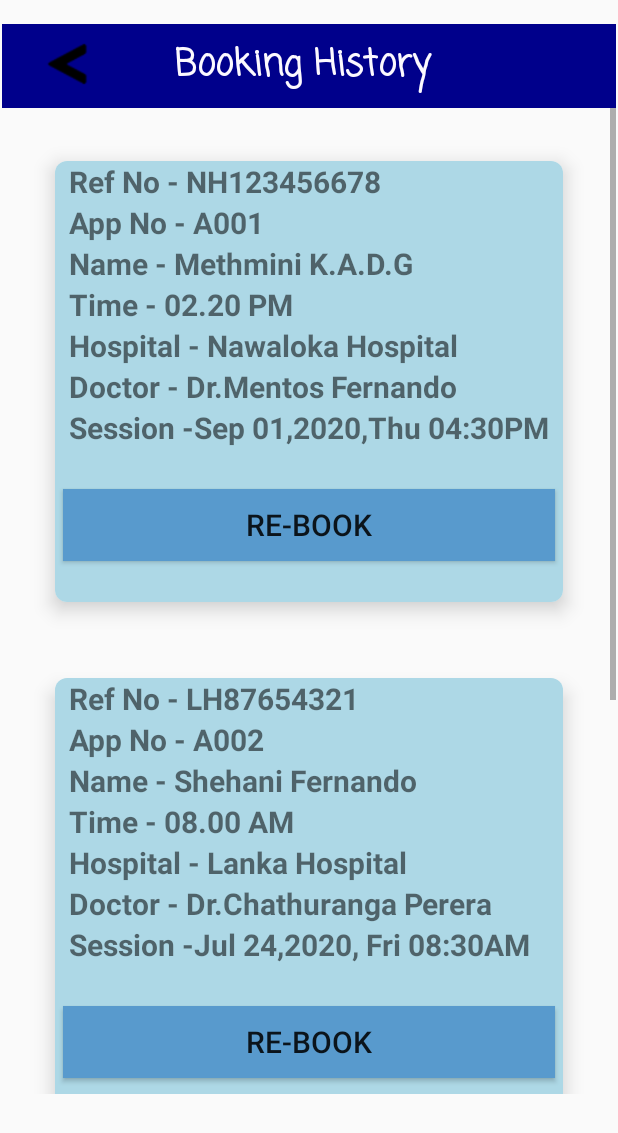
After one commit to shehai/Doc990, an Android app: the BookingHistory screen opened directly, with no data from a screen before it, on a phone screen of 412 x 824 dp. The commit adds this screen. Shown: the top 1133 px of the screen. Run offline under Robolectric (Android 15) with nearby library versions, the phone set to English and light mode, and no system bars; Roboto replaces fonts that are not available here.

Commit message:
Create Booking History page

```diff
--- a/app/src/main/AndroidManifest.xml
+++ b/app/src/main/AndroidManifest.xml
@@ -9,7 +9,8 @@
         android:roundIcon="@mipmap/ic_launcher_round"
         android:supportsRtl="true"
         android:theme="@style/AppTheme">
-        <activity android:name=".MyBookings"></activity>
+        <activity android:name=".BookingHistory"></activity>
+        <activity android:name=".MyBookings" />
         <activity android:name=".home" />
         <activity android:name=".Login" />
         <activity android:name=".MainActivity">
--- /dev/null
+++ b/app/src/main/java/com/example/doc990/BookingHistory.java
@@ -0,0 +1,18 @@
+package com.example.doc990;
+
+import androidx.appcompat.app.AppCompatActivity;
+
+import android.os.Bundle;
+import android.view.WindowManager;
+
+public class BookingHistory extends AppCompatActivity {
+
+    @Override
+    protected void onCreate(Bundle savedInstanceState) {
+        super.onCreate(savedInstanceState);
+        getSupportActionBar().hide(); // hide the title bar
+        this.getWindow().setFlags(WindowManager.LayoutParams.FLAG_FULLSCREEN,
+                WindowManager.LayoutParams.FLAG_FULLSCREEN);
+        setContentView(R.layout.activity_booking_history);
+    }
+}
--- /dev/null
+++ b/app/src/main/res/layout/activity_booking_history.xml
@@ -0,0 +1,406 @@
+<?xml version="1.0" encoding="utf-8"?>
+<RelativeLayout xmlns:android="http://schemas.android.com/apk/res/android"
+    xmlns:app="http://schemas.android.com/apk/res-auto"
+    xmlns:tools="http://schemas.android.com/tools"
+    android:layout_width="match_parent"
+    android:layout_height="match_parent"
+    tools:context=".BookingHistory">
+
+    <androidx.constraintlayout.widget.ConstraintLayout
+        android:layout_width="match_parent"
+        android:layout_height="match_parent">
+
+        <androidx.appcompat.widget.Toolbar
+            android:id="@+id/toolbar"
+            android:layout_width="409dp"
+            android:layout_height="wrap_content"
+            android:layout_marginTop="16dp"
+            android:background="	#00008B"
+            android:minHeight="?attr/actionBarSize"
+            android:theme="?attr/actionBarTheme"
+            app:layout_constraintEnd_toEndOf="parent"
+            app:layout_constraintStart_toStartOf="parent"
+            app:layout_constraintTop_toTopOf="parent" />
+
+        <TextView
+            android:id="@+id/textView2"
+            android:layout_width="190dp"
+            android:layout_height="39dp"
+            android:fontFamily="casual"
+            android:text="Booking History"
+            android:textColor="@color/white"
+            android:textSize="24sp"
+            android:textStyle="bold"
+            app:layout_constraintBottom_toBottomOf="@+id/toolbar"
+            app:layout_constraintEnd_toEndOf="parent"
+            app:layout_constraintHorizontal_bias="0.288"
+            app:layout_constraintStart_toEndOf="@+id/textView3"
+            app:layout_constraintTop_toTopOf="@+id/toolbar" />
+
+        <TextView
+            android:id="@+id/textView3"
+            android:layout_width="58dp"
+            android:layout_height="53dp"
+            android:background="@drawable/iconfinderarrowbackbackwardsrepeatprevious1868955"
+            app:layout_constraintBottom_toBottomOf="@+id/toolbar"
+            app:layout_constraintEnd_toEndOf="parent"
+            app:layout_constraintHorizontal_bias="0.042"
+            app:layout_constraintStart_toStartOf="@+id/toolbar"
+            app:layout_constraintTop_toTopOf="@+id/toolbar"
+            app:layout_constraintVertical_bias="0.0" />
+
+        <ScrollView
+            android:layout_width="409dp"
+            android:layout_height="657dp"
+            app:layout_constraintEnd_toEndOf="parent"
+            app:layout_constraintStart_toStartOf="parent"
+            app:layout_constraintTop_toBottomOf="@+id/toolbar">
+
+            <GridLayout
+                android:layout_width="match_parent"
+                android:layout_height="match_parent"
+                android:layout_margin="10dp"
+                android:alignmentMode="alignMargins"
+                android:columnCount="1"
+                android:rowCount="8">
+
+                <androidx.cardview.widget.CardView
+                    android:layout_width="wrap_content"
+                    android:layout_height="wrap_content"
+                    android:layout_column="0"
+                    android:layout_columnWeight="1"
+                    android:layout_gravity="fill"
+                    android:layout_margin="25dp"
+                    android:layout_row="0"
+                    android:layout_rowWeight="1"
+                    app:cardCornerRadius="8dp"
+                    app:cardElevation="8dp">
+
+                    <LinearLayout
+                        android:layout_width="wrap_content"
+                        android:layout_height="wrap_content"
+                        android:layout_gravity="center_vertical|center_horizontal"
+                        android:gravity="center"
+                        android:orientation="vertical"
+                        android:background="#ADD8E6">
+
+                        <TextView
+                            android:layout_width="340dp"
+                            android:layout_height="wrap_content"
+                            android:layout_gravity="left"
+                            android:text="  Ref No - NH123456678"
+                            android:textSize="20dp"
+                            android:textStyle="bold" />
+
+                        <TextView
+                            android:layout_width="340dp"
+                            android:layout_height="wrap_content"
+                            android:layout_gravity="left"
+                            android:text="  App No - A001"
+                            android:textSize="20dp"
+                            android:textStyle="bold" />
+
+                        <TextView
+                            android:layout_width="340dp"
+                            android:layout_height="wrap_content"
+                            android:layout_gravity="left"
+                            android:text="  Name - Methmini K.A.D.G"
+                            android:textSize="20dp"
+                            android:textStyle="bold" />
+
+                        <TextView
+                            android:layout_width="340dp"
+                            android:layout_height="wrap_content"
+                            android:layout_gravity="left"
+                            android:text="  Time - 02.20 PM"
+                            android:textSize="20dp"
+                            android:textStyle="bold" />
+
+                        <TextView
+                            android:layout_width="340dp"
+                            android:layout_height="wrap_content"
+                            android:layout_gravity="left"
+                            android:text="  Hospital - Nawaloka Hospital"
+                            android:textSize="20dp"
+                            android:textStyle="bold" />
+
+                        <TextView
+                            android:layout_width="340dp"
+                            android:layout_height="wrap_content"
+                            android:layout_gravity="left"
+                            android:text="  Doctor - Dr.Mentos Fernando"
+                            android:textSize="20dp"
+                            android:textStyle="bold" />
+
+                        <TextView
+                            android:layout_width="340dp"
+                            android:layout_height="wrap_content"
+                            android:layout_gravity="left"
+                            android:text="  Session -Sep 01,2020,Thu 04:30PM"
+                            android:textSize="20dp"
+                            android:textStyle="bold" />
+                        <TextView
+                            android:layout_width="340dp"
+                            android:layout_height="wrap_content"
+                            android:layout_gravity="left"
+                            android:text=""
+                            android:textSize="20dp"
+                            android:textStyle="bold" />
+
+                        <Button
+                            android:layout_width="328dp"
+                            android:layout_height="wrap_content"
+                            android:layout_gravity="center"
+                            android:background="@color/darkBlue"
+                            android:text="Re-book"
+                            android:textSize="20dp"
+                            android:textStyle="normal" />
+
+                        <TextView
+                            android:layout_width="340dp"
+                            android:layout_height="wrap_content"
+                            android:layout_gravity="left"
+                            android:text=""
+                            android:textSize="20dp"
+                            android:textStyle="bold" />
+
+                    </LinearLayout>
+                </androidx.cardview.widget.CardView>
+
+                <androidx.cardview.widget.CardView
+                    android:layout_width="wrap_content"
+                    android:layout_height="wrap_content"
+                    android:layout_column="0"
+                    android:layout_columnWeight="1"
+                    android:layout_gravity="fill"
+                    android:layout_margin="25dp"
+                    android:layout_row="1"
+                    android:layout_rowWeight="1"
+                    app:cardCornerRadius="8dp"
+                    app:cardElevation="8dp">
+
+                    <LinearLayout
+                        android:layout_width="wrap_content"
+                        android:layout_height="wrap_content"
+                        android:layout_gravity="center_vertical|center_horizontal"
+                        android:gravity="center"
+                        android:orientation="vertical"
+                        android:background="#ADD8E6">
+
+                        <TextView
+                            android:layout_width="340dp"
+                            android:layout_height="wrap_content"
+                            android:layout_gravity="left"
+                            android:text="  Ref No - LH87654321"
+                            android:textSize="20dp"
+                            android:textStyle="bold" />
+
+                        <TextView
+                            android:layout_width="340dp"
+                            android:layout_height="wrap_content"
+                            android:layout_gravity="left"
+                            android:text="  App No - A002"
+                            android:textSize="20dp"
+                            android:textStyle="bold" />
+
+                        <TextView
+                            android:layout_width="340dp"
+                            android:layout_height="wrap_content"
+                            android:layout_gravity="left"
+                            android:text="  Name - Shehani Fernando"
+                            android:textSize="20dp"
+                            android:textStyle="bold" />
+
+                        <TextView
+                            android:layout_width="340dp"
+                            android:layout_height="wrap_content"
+                            android:layout_gravity="left"
+                            android:text="  Time - 08.00 AM"
+                            android:textSize="20dp"
+                            android:textStyle="bold" />
+
+                        <TextView
+                            android:layout_width="340dp"
+                            android:layout_height="wrap_content"
+                            android:layout_gravity="left"
+                            android:text="  Hospital - Lanka Hospital"
+                            android:textSize="20dp"
+                            android:textStyle="bold" />
+
+                        <TextView
+                            android:layout_width="340dp"
+                            android:layout_height="wrap_content"
+                            android:layout_gravity="left"
+                            android:text="  Doctor - Dr.Chathuranga Perera"
+                            android:textSize="20dp"
+                            android:textStyle="bold" />
+
+                        <TextView
+                            android:layout_width="340dp"
+                            android:layout_height="wrap_content"
+                            android:layout_gravity="left"
+                            android:text="  Session -Jul 24,2020, Fri 08:30AM"
+                            android:textSize="20dp"
+                            android:textStyle="bold" />
+
+                        <TextView
+                            android:layout_width="340dp"
+                            android:layout_height="wrap_content"
+                            android:layout_gravity="left"
+                            android:text=""
+                            android:textSize="20dp"
+                            android:textStyle="bold" />
+
+                        <Button
+                            android:layout_width="328dp"
+                            android:layout_height="wrap_content"
+                            android:layout_gravity="center"
+                            android:background="@color/darkBlue"
+                            android:text="Re-book"
+                            android:textSize="20dp"
+                            android:textStyle="normal" />
+
+                        <TextView
+                            android:layout_width="340dp"
+                            android:layout_height="wrap_content"
+                            android:layout_gravity="left"
+                            android:text=""
+                            android:textSize="20dp"
+                            android:textStyle="bold" />
+
+                    </LinearLayout>
+                </androidx.cardview.widget.CardView>
+
+                <androidx.cardview.widget.CardView
+                    android:layout_width="wrap_content"
+                    android:layout_height="wrap_content"
+                    android:layout_column="0"
+                    android:layout_columnWeight="1"
+                    android:layout_gravity="fill"
+                    android:layout_margin="25dp"
+                    android:layout_row="2"
+                    android:layout_rowWeight="1"
+                    app:cardCornerRadius="8dp"
+                    app:cardElevation="8dp">
+
+                    <LinearLayout
+                        android:layout_width="wrap_content"
+                        android:layout_height="wrap_content"
+                        android:layout_gravity="center_vertical|center_horizontal"
+                        android:gravity="center"
+                        android:orientation="vertical"
+                        android:background="#ADD8E6">
+
+                        <TextView
+                            android:layout_width="340dp"
+                            android:layout_height="wrap_content"
+                            android:layout_gravity="left"
+                            android:text="  Ref No - BH10120320"
+                            android:textSize="20dp"
+                            android:textStyle="bold" />
+
+                        <TextView
+                            android:layout_width="340dp"
+                            android:layout_height="wrap_content"
+                            android:layout_gravity="left"
+                            android:text="  App No - A003"
+                            android:textSize="20dp"
+                            android:textStyle="bold" />
+
+                        <TextView
+                            android:layout_width="340dp"
+                            android:layout_height="wrap_content"
+                            android:layout_gravity="left"
+                            android:text="  Name - Kushan Perera"
+                            android:textSize="20dp"
+                            android:textStyle="bold" />
+
+                        <TextView
+                            android:layout_width="340dp"
+                            android:layout_height="wrap_content"
+                            android:layout_gravity="left"
+                            android:text="  Time - 05.00 PM"
+                            android:textSize="20dp"
+                            android:textStyle="bold" />
+
+                        <TextView
+                            android:layout_width="340dp"
+                            android:layout_height="wrap_content"
+                            android:layout_gravity="left"
+                            android:text="  Hospital - Browns Hospital"
+                            android:textSize="20dp"
+                            android:textStyle="bold" />
+
+                        <TextView
+                            android:layout_width="340dp"
+                            android:layout_height="wrap_content"
+                            android:layout_gravity="left"
+                            android:text="  Doctor - Dr.Shehan Mendis"
+                            android:textSize="20dp"
+                            android:textStyle="bold" />
+
+                        <TextView
+                            android:layout_width="340dp"
+                            android:layout_height="wrap_content"
+                            android:layout_gravity="left"
+                            android:text="  Session -Jul 9,2020, Thu 05:30PM "
+                            android:textSize="20dp"
+                            android:textStyle="bold" />
+
+                        <TextView
+                            android:layout_width="340dp"
+                            android:layout_height="wrap_content"
+                            android:layout_gravity="left"
+                            android:text=""
+                            android:textSize="20dp"
+                            android:textStyle="bold" />
+
+                        <Button
+                            android:layout_width="328dp"
+                            android:layout_height="wrap_content"
+                            android:layout_gravity="center"
+                            android:background="@color/darkBlue"
+                            android:text="Re-book"
+                            android:textSize="20dp"
+                            android:textStyle="normal" />
+
+                        <TextView
+                            android:layout_width="340dp"
+                            android:layout_height="wrap_content"
+                            android:layout_gravity="left"
+                            android:text=""
+                            android:textSize="20dp"
+                            android:textStyle="bold" />
+
+                    </LinearLayout>
+                </androidx.cardview.widget.CardView>
+
+                <androidx.cardview.widget.CardView
+                    android:layout_width="wrap_content"
+                    android:layout_height="wrap_content"
+                    android:layout_column="0"
+                    android:layout_columnWeight="1"
+                    android:layout_gravity="fill"
+                    android:layout_margin="25dp"
+                    android:layout_row="3"
+                    android:layout_rowWeight="1"
+                    app:cardCornerRadius="8dp"
+                    app:cardElevation="8dp">
+
+                    <LinearLayout
+                        android:layout_width="wrap_content"
+                        android:layout_height="wrap_content"
+                        android:layout_gravity="center_vertical|center_horizontal"
+                        android:gravity="center"
+                        android:orientation="vertical"
+                        android:background="#ADD8E6">
+                    </LinearLayout>
+                </androidx.cardview.widget.CardView>
+
+            </GridLayout>
+
+
+        </ScrollView>
+
+    </androidx.constraintlayout.widget.ConstraintLayout>
+</RelativeLayout>
--- a/app/src/main/res/layout/activity_my_bookings.xml
+++ b/app/src/main/res/layout/activity_my_bookings.xml
@@ -15,7 +15,7 @@
             android:layout_width="409dp"
             android:layout_height="wrap_content"
             android:layout_marginTop="16dp"
-            android:background="?attr/colorPrimary"
+            android:background="#00008B"
             android:minHeight="?attr/actionBarSize"
             android:theme="?attr/actionBarTheme"
             app:layout_constraintEnd_toEndOf="parent"
@@ -69,7 +69,8 @@
                 android:layout_row="0"
                 android:layout_rowWeight="1"
                 app:cardCornerRadius="8dp"
-                app:cardElevation="8dp">
+                app:cardElevation="8dp"
+                app:cardBackgroundColor="@color/darkBlue">
 
                 <LinearLayout
                     android:layout_width="wrap_content"
@@ -103,7 +104,8 @@
                 android:layout_row="0"
                 android:layout_rowWeight="1"
                 app:cardCornerRadius="8dp"
-                app:cardElevation="8dp">
+                app:cardElevation="8dp"
+                app:cardBackgroundColor="@color/darkBlue">
 
                 <LinearLayout
                     android:layout_width="wrap_content"
@@ -137,7 +139,8 @@
                 android:layout_row="1"
                 android:layout_rowWeight="1"
                 app:cardCornerRadius="8dp"
-                app:cardElevation="8dp">
+                app:cardElevation="8dp"
+                app:cardBackgroundColor="@color/darkBlue">
 
                 <LinearLayout
                     android:layout_width="wrap_content"
@@ -171,7 +174,8 @@
                 android:layout_row="1"
                 android:layout_rowWeight="1"
                 app:cardCornerRadius="8dp"
-                app:cardElevation="8dp">
+                app:cardElevation="8dp"
+                app:cardBackgroundColor="@color/darkBlue">
 
                 <LinearLayout
                     android:layout_width="wrap_content"
@@ -205,7 +209,8 @@
                 android:layout_row="2"
                 android:layout_rowWeight="1"
                 app:cardCornerRadius="8dp"
-                app:cardElevation="8dp">
+                app:cardElevation="8dp"
+                app:cardBackgroundColor="@color/darkBlue">
 
                 <LinearLayout
                     android:layout_width="wrap_content"
```
